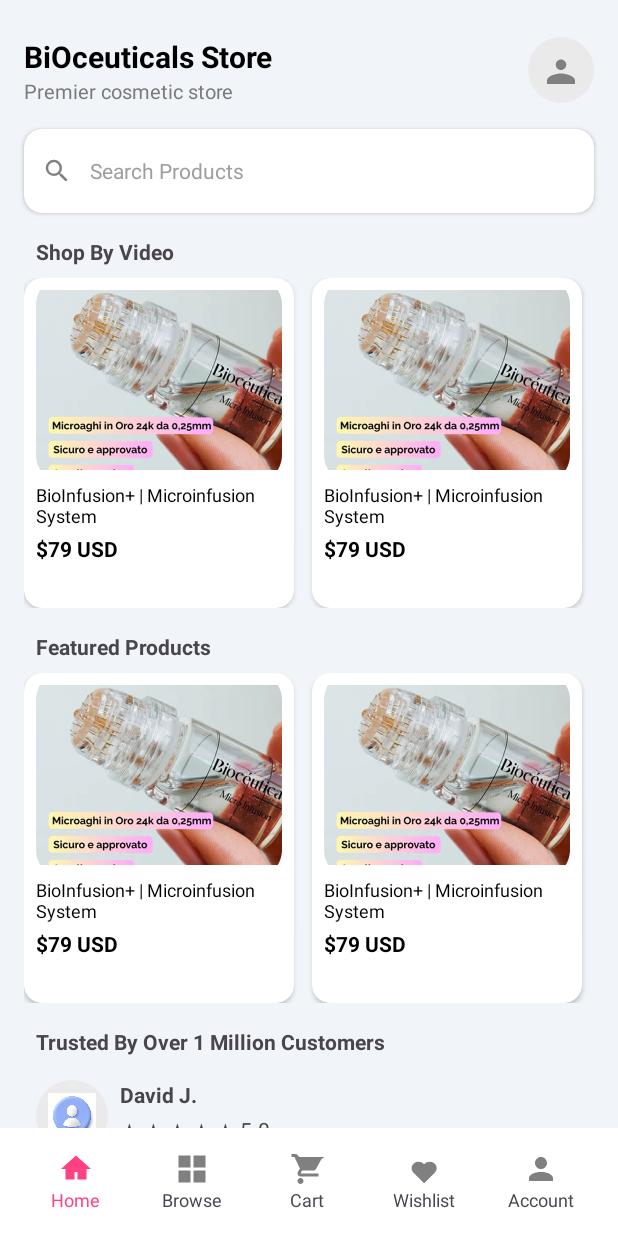
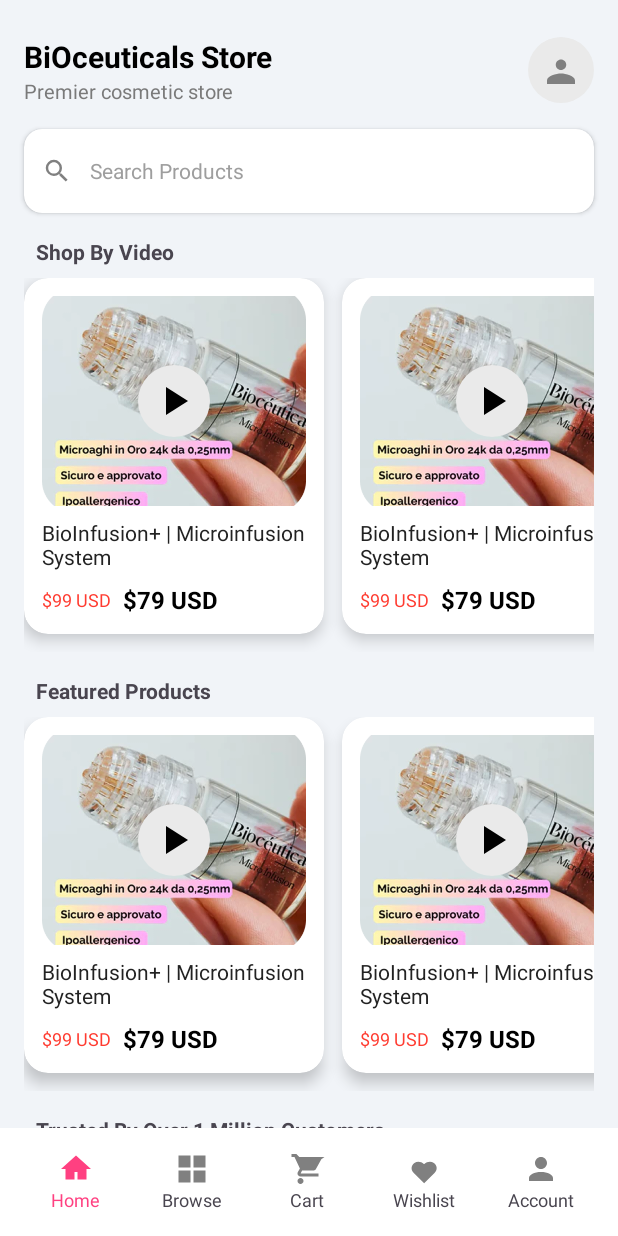
Before and after one commit to hafizanser/bioceuticamilano_android, an Android app: the screen it shows after launch (HomeActivity), on a phone screen of 412 x 824 dp. Run offline under Robolectric (Android 15) with nearby library versions, the phone set to English and light mode, and no system bars.

Commit message:
Bit better

```diff
--- /dev/null
+++ b/app/src/main/res/drawable/card_image_bg.xml
@@ -0,0 +1,5 @@
+<?xml version="1.0" encoding="utf-8"?>
+<shape xmlns:android="http://schemas.android.com/apk/res/android" android:shape="rectangle">
+    <solid android:color="#FFFFFFFF"/>
+    <corners android:radius="12dp"/>
+</shape>
--- /dev/null
+++ b/app/src/main/res/drawable/ic_play.xml
@@ -0,0 +1,10 @@
+<?xml version="1.0" encoding="utf-8"?>
+<vector xmlns:android="http://schemas.android.com/apk/res/android"
+    android:width="24dp"
+    android:height="24dp"
+    android:viewportWidth="24"
+    android:viewportHeight="24">
+    <path
+        android:fillColor="#000000"
+        android:pathData="M8,5v14l11-7z"/>
+</vector>
--- a/app/src/main/res/layout/item_product_card.xml
+++ b/app/src/main/res/layout/item_product_card.xml
@@ -1,43 +1,83 @@
 <?xml version="1.0" encoding="utf-8"?>
 <androidx.cardview.widget.CardView xmlns:android="http://schemas.android.com/apk/res/android"
     xmlns:app="http://schemas.android.com/apk/res-auto"
-    android:layout_width="180dp"
-    android:layout_height="220dp"
-    app:cardCornerRadius="12dp"
-    app:cardElevation="2dp"
-    android:layout_marginEnd="12dp">
+    android:layout_width="200dp"
+    android:layout_height="wrap_content"
+    app:cardCornerRadius="16dp"
+    app:cardElevation="6dp"
+    android:layout_marginEnd="12dp"
+    android:layout_marginBottom="12dp">
 
     <LinearLayout
         android:layout_width="match_parent"
-        android:layout_height="match_parent"
+        android:layout_height="wrap_content"
         android:orientation="vertical"
-        android:padding="8dp">
+        android:padding="12dp">
+
+        <FrameLayout
+            android:layout_width="match_parent"
+            android:layout_height="140dp"
+            android:clipToPadding="false">
 
             <ImageView
                 android:id="@+id/ivProduct"
                 android:layout_width="match_parent"
-            android:layout_height="120dp"
+                android:layout_height="match_parent"
                 android:scaleType="centerCrop"
-            android:src="@drawable/ic_product_placeholder" />
+                android:src="@drawable/ic_product_placeholder"
+                android:background="@drawable/card_image_bg"
+                android:adjustViewBounds="true" />
+
+            <ImageView
+                android:id="@+id/ivPlay"
+                android:layout_width="48dp"
+                android:layout_height="48dp"
+                android:src="@drawable/ic_play"
+                android:layout_gravity="center"
+                android:layout_margin="8dp"
+                android:background="@drawable/circle_bg"
+                android:padding="8dp" />
+
+        </FrameLayout>
 
         <TextView
             android:id="@+id/tvProductTitle"
             android:layout_width="match_parent"
             android:layout_height="wrap_content"
             android:text="BioInfusion+ | Microinfusion System"
-            android:textSize="12sp"
+            android:textSize="14sp"
+            android:textColor="#222222"
             android:layout_marginTop="8dp"
-            android:textColor="#000000" />
+            android:maxLines="2"
+            android:ellipsize="end" />
+
+        <LinearLayout
+            android:layout_width="match_parent"
+            android:layout_height="wrap_content"
+            android:orientation="horizontal"
+            android:gravity="center_vertical"
+            android:layout_marginTop="8dp">
+
+            <TextView
+                android:id="@+id/tvOriginalPrice"
+                android:layout_width="wrap_content"
+                android:layout_height="wrap_content"
+                android:text="$99 USD"
+                android:textColor="#FF3B30"
+                android:textSize="12sp" />
 
             <TextView
                 android:id="@+id/tvPrice"
-            android:layout_width="match_parent"
+                android:layout_width="wrap_content"
                 android:layout_height="wrap_content"
                 android:text="$79 USD"
                 android:textStyle="bold"
-            android:layout_marginTop="4dp"
+                android:textSize="16sp"
+                android:layout_marginStart="8dp"
                 android:textColor="#000000" />
 
         </LinearLayout>
 
+    </LinearLayout>
+
 </androidx.cardview.widget.CardView>
```
Lines whose indentation alone changed are shown as unchanged.
